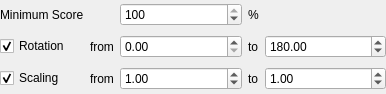
Above: AcfSln/Include/iqtipr/CGeneralSearchParamsGuiComp.ui from ImagingTools/AcfPublic before the change. Below: the same form after it.
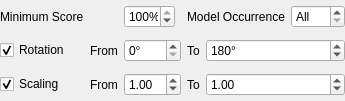
That is the form after the change.

```diff
--- a/AcfSln/Include/iqtipr/CGeneralSearchParamsGuiComp.ui
+++ b/AcfSln/Include/iqtipr/CGeneralSearchParamsGuiComp.ui
@@ -6,8 +6,8 @@
    <rect>
     <x>0</x>
     <y>0</y>
-    <width>386</width>
-    <height>94</height>
+    <width>317</width>
+    <height>101</height>
    </rect>
   </property>
   <property name="windowTitle">
@@ -19,22 +19,72 @@
    </property>
    <item row="0" column="0">
     <widget class="QLabel" name="label">
+     <property name="sizePolicy">
+      <sizepolicy hsizetype="Maximum" vsizetype="Preferred">
+       <horstretch>0</horstretch>
+       <verstretch>0</verstretch>
+      </sizepolicy>
+     </property>
      <property name="text">
       <string>Minimum Score</string>
      </property>
     </widget>
    </item>
-   <item row="0" column="3">
-    <widget class="QLabel" name="label_2">
+   <item row="0" column="2">
+    <widget class="QSpinBox" name="MinScoreSB">
      <property name="sizePolicy">
-      <sizepolicy hsizetype="Maximum" vsizetype="Preferred">
+      <sizepolicy hsizetype="Expanding" vsizetype="Fixed">
        <horstretch>0</horstretch>
        <verstretch>0</verstretch>
       </sizepolicy>
      </property>
-     <property name="text">
+     <property name="suffix">
       <string>%</string>
      </property>
+     <property name="minimum">
+      <number>1</number>
+     </property>
+     <property name="maximum">
+      <number>100</number>
+     </property>
+     <property name="value">
+      <number>100</number>
+     </property>
+    </widget>
+   </item>
+   <item row="0" column="4" colspan="2">
+    <widget class="QLabel" name="label_7">
+     <property name="sizePolicy">
+      <sizepolicy hsizetype="Maximum" vsizetype="Preferred">
+       <horstretch>0</horstretch>
+       <verstretch>0</verstretch>
+      </sizepolicy>
+     </property>
+     <property name="text">
+      <string>Model Occurrence</string>
+     </property>
+    </widget>
+   </item>
+   <item row="0" column="6">
+    <widget class="QSpinBox" name="ModelOccurenceSB">
+     <property name="sizePolicy">
+      <sizepolicy hsizetype="Expanding" vsizetype="Fixed">
+       <horstretch>0</horstretch>
+       <verstretch>0</verstretch>
+      </sizepolicy>
+     </property>
+     <property name="specialValueText">
+      <string>All</string>
+     </property>
+     <property name="minimum">
+      <number>-1</number>
+     </property>
+     <property name="maximum">
+      <number>1000</number>
+     </property>
+     <property name="value">
+      <number>-1</number>
+     </property>
     </widget>
    </item>
    <item row="1" column="0">
@@ -50,11 +100,11 @@
    <item row="1" column="1">
     <widget class="QLabel" name="label_3">
      <property name="text">
-      <string>from</string>
+      <string>From</string>
      </property>
     </widget>
    </item>
-   <item row="1" column="2">
+   <item row="1" column="2" colspan="2">
     <widget class="QDoubleSpinBox" name="MinRotationSB">
      <property name="sizePolicy">
       <sizepolicy hsizetype="Expanding" vsizetype="Fixed">
@@ -62,16 +112,28 @@
        <verstretch>0</verstretch>
       </sizepolicy>
      </property>
-    </widget>
-   </item>
-   <item row="1" column="3">
-    <widget class="QLabel" name="label_4">
-     <property name="text">
-      <string>to</string>
+     <property name="suffix">
+      <string>°</string>
+     </property>
+     <property name="decimals">
+      <number>0</number>
      </property>
     </widget>
    </item>
    <item row="1" column="4">
+    <widget class="QLabel" name="label_4">
+     <property name="sizePolicy">
+      <sizepolicy hsizetype="Maximum" vsizetype="Preferred">
+       <horstretch>0</horstretch>
+       <verstretch>0</verstretch>
+      </sizepolicy>
+     </property>
+     <property name="text">
+      <string>To</string>
+     </property>
+    </widget>
+   </item>
+   <item row="1" column="5" colspan="2">
     <widget class="QDoubleSpinBox" name="MaxRotationSB">
      <property name="sizePolicy">
       <sizepolicy hsizetype="Expanding" vsizetype="Fixed">
@@ -79,6 +141,12 @@
        <verstretch>0</verstretch>
       </sizepolicy>
      </property>
+     <property name="suffix">
+      <string>°</string>
+     </property>
+     <property name="decimals">
+      <number>0</number>
+     </property>
      <property name="minimum">
       <double>-360.000000000000000</double>
      </property>
@@ -103,11 +171,11 @@
    <item row="2" column="1">
     <widget class="QLabel" name="label_6">
      <property name="text">
-      <string>from</string>
+      <string>From</string>
      </property>
     </widget>
    </item>
-   <item row="2" column="2">
+   <item row="2" column="2" colspan="2">
     <widget class="QDoubleSpinBox" name="MinScaleSB">
      <property name="sizePolicy">
       <sizepolicy hsizetype="Expanding" vsizetype="Fixed">
@@ -120,14 +188,20 @@
      </property>
     </widget>
    </item>
-   <item row="2" column="3">
-    <widget class="QLabel" name="label_5">
-     <property name="text">
-      <string>to</string>
-     </property>
-    </widget>
-   </item>
    <item row="2" column="4">
+    <widget class="QLabel" name="label_5">
+     <property name="sizePolicy">
+      <sizepolicy hsizetype="Maximum" vsizetype="Preferred">
+       <horstretch>0</horstretch>
+       <verstretch>0</verstretch>
+      </sizepolicy>
+     </property>
+     <property name="text">
+      <string>To</string>
+     </property>
+    </widget>
+   </item>
+   <item row="2" column="5" colspan="2">
     <widget class="QDoubleSpinBox" name="MaxScaleSB">
      <property name="sizePolicy">
       <sizepolicy hsizetype="Expanding" vsizetype="Fixed">
@@ -143,22 +217,6 @@
      </property>
     </widget>
    </item>
-   <item row="0" column="2">
-    <widget class="QSpinBox" name="MinScoreSB">
-     <property name="sizePolicy">
-      <sizepolicy hsizetype="Preferred" vsizetype="Fixed">
-       <horstretch>0</horstretch>
-       <verstretch>0</verstretch>
-      </sizepolicy>
-     </property>
-     <property name="maximum">
-      <number>100</number>
-     </property>
-     <property name="value">
-      <number>100</number>
-     </property>
-    </widget>
-   </item>
   </layout>
  </widget>
  <tabstops>
```
